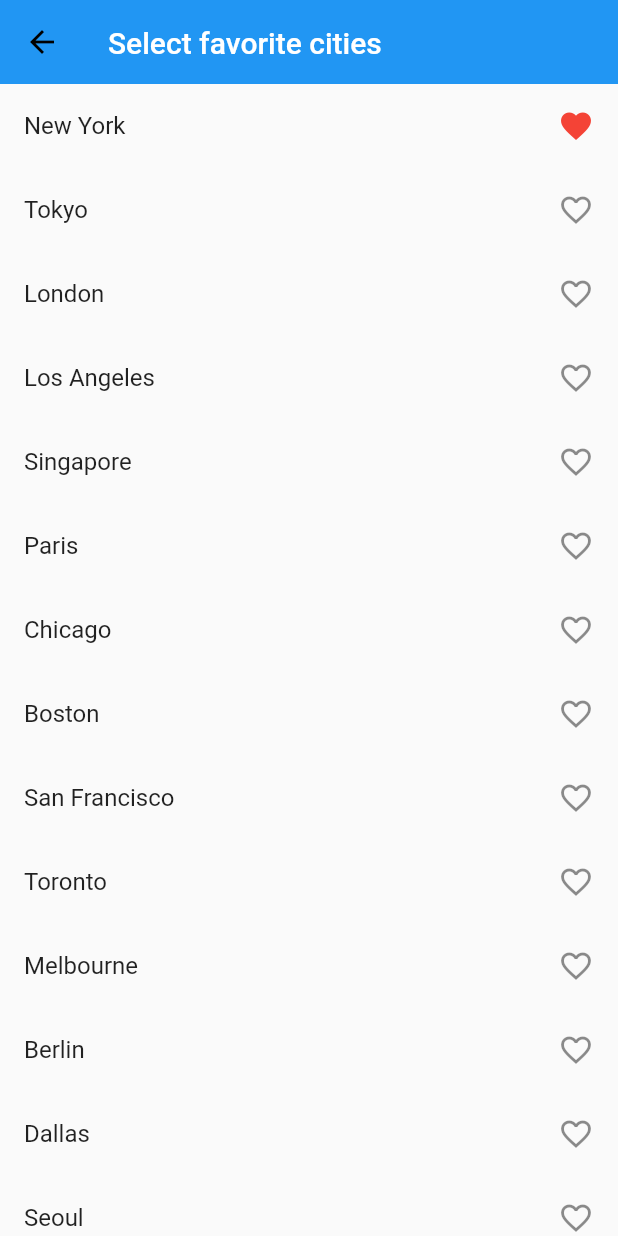
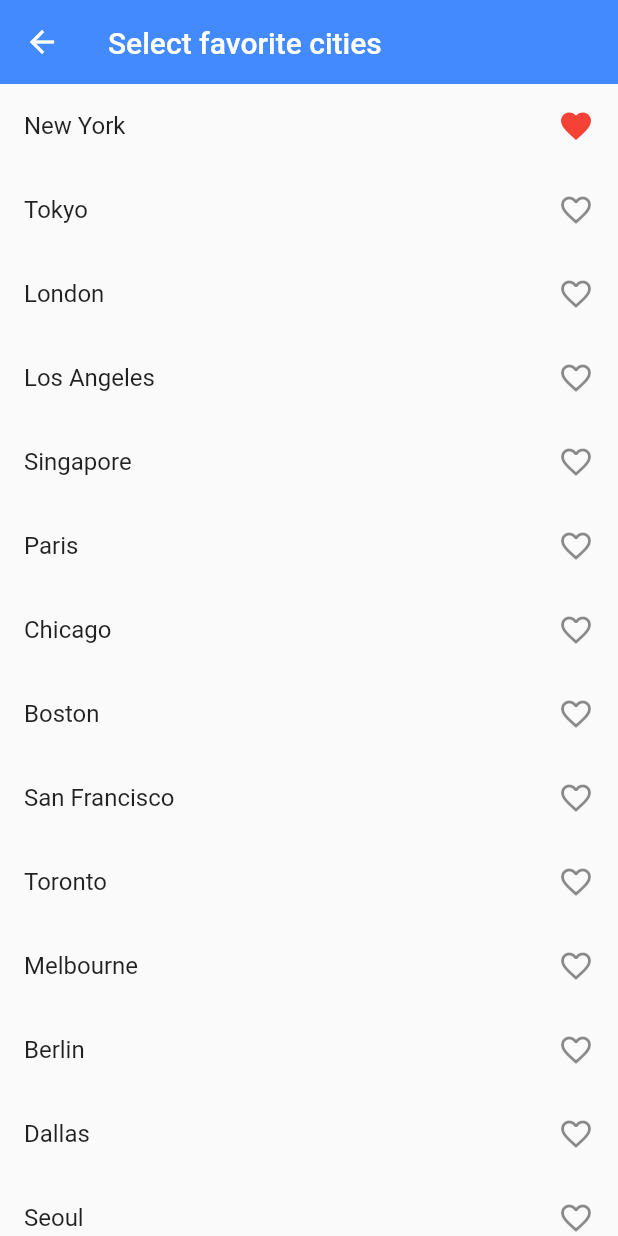
Before and after one commit to DavBot02/World-Clock, a Flutter app: the SetFavoriteLocations screen opened by its route, after a tap on "New York", on a phone screen of 412 x 824 dp. Run offline on Flutter 3.47's test engine with Material 2 defaults, Android fonts, the phone set to English and light mode, and no system bars; our stand-ins replace flutter_spinkit; network calls fail.

Commit message:
Second version patch 2

```diff
--- a/analysis_options.yaml
+++ b/analysis_options.yaml
@@ -23,8 +23,9 @@ linter:
   # `// ignore_for_file: name_of_lint` syntax on the line or in the file
   # producing the lint.
   rules:
-    # avoid_print: false  # Uncomment to disable the `avoid_print` rule
     prefer_single_quotes: true  # Uncomment to enable the `prefer_single_quotes` rule
+    require_trailing_commas: true
+    sort_constructors_first: true
 
 # Additional information about this file can be found at
 # https://dart.dev/guides/language/analysis-options
--- a/lib/main.dart
+++ b/lib/main.dart
@@ -1,20 +1,15 @@
 import 'package:flutter/material.dart';
 import 'package:provider/provider.dart';
-import 'routes/home.dart';
-import 'routes/set_favorite_locations.dart';
-import 'routes/route_names.dart';
-import 'utils/favorite_locations.dart';
+import './routes/home.dart';
+import './routes/set_favorite_locations.dart';
+import './routes/route_names.dart';
+import './utils/favorite_locations.dart';
 
 void main() => runApp(const MyApp());
 
-class MyApp extends StatefulWidget {
+class MyApp extends StatelessWidget {
   const MyApp({super.key});
 
-  @override
-  State<MyApp> createState() => _MyAppState();
-}
-
-class _MyAppState extends State<MyApp> {
   @override
   Widget build(BuildContext context) {
     return ChangeNotifierProvider(
@@ -26,7 +21,7 @@ class _MyAppState extends State<MyApp> {
             foregroundColor: Colors.black,
           ),
         ),
-        initialRoute: '/',
+        initialRoute: root,
         routes: {
           root: (context) => Home(),
           setFavoriteLocations: (context) => SetFavoriteLocations(),
--- a/lib/routes/home.dart
+++ b/lib/routes/home.dart
@@ -1,6 +1,6 @@
 import 'package:flutter/material.dart';
 import 'package:provider/provider.dart';
-import 'route_names.dart';
+import './route_names.dart';
 import '../utils/favorite_locations.dart';
 import '../views/location_card.dart';
 
--- a/lib/routes/set_favorite_locations.dart
+++ b/lib/routes/set_favorite_locations.dart
@@ -1,10 +1,7 @@
-import 'dart:convert';
 import 'package:flutter/material.dart';
-import 'package:one_app/utils/all_locations.dart';
-import 'package:one_app/utils/favorite_locations.dart';
-import 'package:one_app/utils/location_data.dart';
-import 'package:flutter/services.dart' show rootBundle;
 import 'package:provider/provider.dart';
+import '../utils/favorite_locations.dart';
+import '../utils/all_locations.dart';
 
 class SetFavoriteLocations extends StatefulWidget {
   const SetFavoriteLocations({super.key});
@@ -18,8 +15,8 @@ class _SetFavoriteLocationsState extends State<SetFavoriteLocations> {
   Widget build(BuildContext context) {
     return NotificationListener<ScrollNotification>(
       onNotification: (notification) {
-        if (notification.metrics.pixels ==
-                notification.metrics.maxScrollExtent &&
+        if (notification.metrics.pixels >
+                notification.metrics.maxScrollExtent + 100 &&
             mounted) {
           Navigator.popUntil(context, ModalRoute.withName('/'));
         }
@@ -30,7 +27,8 @@ class _SetFavoriteLocationsState extends State<SetFavoriteLocations> {
           slivers: [
             const SliverAppBar(
               floating: true,
-              backgroundColor: Colors.blue,
+              backgroundColor: Colors.blueAccent,
+              foregroundColor: Colors.white,
               flexibleSpace: FlexibleSpaceBar(
                 title: Text('Select favorite cities'),
               ),
@@ -52,7 +50,8 @@ class _SetFavoriteLocationsState extends State<SetFavoriteLocations> {
                         ),
                         onTap: () {
                           if (isFavorite) {
-                          favoriteLocations.removeLocation(allLocations[index]);
+                            favoriteLocations
+                                .removeLocation(allLocations[index]);
                           } else {
                             favoriteLocations.addLocation(allLocations[index]);
                           }
@@ -62,9 +61,10 @@ class _SetFavoriteLocationsState extends State<SetFavoriteLocations> {
                     childCount: allLocations.length,
                   ),
                 );
-            }))
+              }),
+            )
           ],
-          // physics: const BouncingScrollPhysics(),
+          physics: const BouncingScrollPhysics(),
         ),
       ),
     );
--- a/lib/utils/all_locations.dart
+++ b/lib/utils/all_locations.dart
@@ -1,4 +1,4 @@
-import 'package:one_app/utils/location_data.dart';
+import './location_data.dart';
 
 final allLocations = <LocationData>[
   LocationData(city: 'New York'),
--- a/lib/utils/favorite_locations.dart
+++ b/lib/utils/favorite_locations.dart
@@ -1,6 +1,6 @@
 import 'dart:collection';
 import 'package:flutter/material.dart';
-import 'location_data.dart';
+import './location_data.dart';
 
 class FavoriteLocations extends ChangeNotifier {
   final Set<LocationData> _currentLocations = {};
--- a/lib/utils/location_data.dart
+++ b/lib/utils/location_data.dart
@@ -2,14 +2,16 @@ import 'package:http/http.dart';
 import 'dart:convert';
 
 class ForecastData {
+  ForecastData({required this.max, required this.min, required this.date});
+
   double max;
   double min;
   DateTime date;
-
-  ForecastData({required this.max, required this.min, required this.date});
 }
 
 class LocationData {
+  LocationData({required this.city});
+
   String city;
   String? time;
   bool? isDayTime;
@@ -20,14 +22,19 @@ class LocationData {
   double? max;
   double? lon;
   double? lat;
+  double? no2Concentration;
+  DateTime lastUpdate = DateTime.now();
   List<ForecastData>? forecastData;
 
-  LocationData({required this.city});
+  Future<bool> fetchData() async {
+    lastUpdate = DateTime.now();
 
-  Future<bool> fetchData() async {
     String apikey = '4bff35345ac2e30031ea2f22b88d7ff6';
-    Response currentWeatherResponse = await get(Uri.parse(
-        'https://api.openweathermap.org/data/2.5/weather?q=$city&units=metric&appid=$apikey'));
+    Response currentWeatherResponse = await get(
+      Uri.parse(
+        'https://api.openweathermap.org/data/2.5/weather?q=$city&units=metric&appid=$apikey',
+      ),
+    );
     Map currentWeatherData = jsonDecode(currentWeatherResponse.body);
     String iconCode = currentWeatherData['weather'][0]['icon'];
 
@@ -39,26 +46,37 @@ class LocationData {
     lon = currentWeatherData['coord']['lon'].toDouble();
     lat = currentWeatherData['coord']['lat'].toDouble();
 
-    Response futureWeatherResponse = await get(Uri.parse(
-        'https://api.openweathermap.org/data/2.5/forecast?lat=$lat&lon=$lon&cnt=&units=metric&appid=$apikey'));
+    Response futureWeatherResponse = await get(
+      Uri.parse(
+        'https://api.openweathermap.org/data/2.5/forecast?lat=$lat&lon=$lon&cnt=&units=metric&appid=$apikey',
+      ),
+    );
     Map futureWeatherData = jsonDecode(futureWeatherResponse.body);
 
     forecastData = futureWeatherData['list'].map<ForecastData>((day) {
       return ForecastData(
-          max: day['main']['temp_max'].toDouble(),
-          min: day['main']['temp_min'].toDouble(),
-          date: DateTime.parse(day['dt_txt']));
+        max: day['main']['temp_max'].toDouble(),
+        min: day['main']['temp_min'].toDouble(),
+        date: DateTime.parse(day['dt_txt']),
+      );
     }).toList();
 
-    Response timeResponse = await get(Uri.parse(
-        'https://timeapi.io/api/Time/current/coordinate?latitude=$lat&longitude=$lon'));
+    Response timeResponse = await get(
+      Uri.parse(
+        'https://timeapi.io/api/Time/current/coordinate?latitude=$lat&longitude=$lon',
+      ),
+    );
     Map timeData = jsonDecode(timeResponse.body);
     time = timeData['time'];
     isDayTime = timeData['hour'] > 6 && timeData['hour'] < 20 ? true : false;
 
-    Response airQualityResponse = await get(Uri.parse(
-        'http://api.openweathermap.org/data/2.5/air_pollution?lat=$lat&lon=$lon&appid=$apikey'));
+    Response airQualityResponse = await get(
+      Uri.parse(
+        'http://api.openweathermap.org/data/2.5/air_pollution?lat=$lat&lon=$lon&appid=$apikey',
+      ),
+    );
     Map airQualityData = jsonDecode(airQualityResponse.body);
+    no2Concentration = airQualityData['list'][0]['components']['no'];
     return true;
   }
 }
--- a/lib/views/location_card.dart
+++ b/lib/views/location_card.dart
@@ -1,24 +1,37 @@
 import 'package:flutter/material.dart';
 import 'package:intl/intl.dart';
-import 'package:one_app/utils/location_data.dart';
 import 'package:flutter_spinkit/flutter_spinkit.dart';
+import '../utils/location_data.dart';
 
-class LocationCard extends StatefulWidget {
+class LocationCard extends StatelessWidget {
+  const LocationCard({
+    super.key,
+    required this.location,
+  });
+
   final LocationData location;
-  const LocationCard({super.key, required this.location});
 
-  @override
-  State<LocationCard> createState() => _CityCardState();
+  Future<bool> _fetchLocationData() {
+    return location.fetchData();
   }
 
-class _CityCardState extends State<LocationCard> {
-  Future<bool> _fetchLocationData() {
-    return widget.location.fetchData();
+  String _airQuality(double no2Concentration) {
+    if (no2Concentration > 400) {
+      return 'Very poor';
+    } else if (no2Concentration > 200) {
+      return 'Poor';
+    } else if (no2Concentration > 100) {
+      return 'Moderate';
+    } else if (no2Concentration > 50) {
+      return 'Fair';
+    } else {
+      return 'Good';
+    }
   }
 
   @override
   Widget build(BuildContext context) {
-    List<String> tabs = ['Forecast', 'Air pollution'];
+    List<String> tabs = ['Forecast', 'Air quality'];
     return FutureBuilder<bool>(
       future: _fetchLocationData(),
       builder: (context, snapshot) {
@@ -26,9 +39,11 @@ class _CityCardState extends State<LocationCard> {
           return Container(
             decoration: BoxDecoration(
               image: DecorationImage(
-                image: AssetImage((widget.location.isDayTime ?? true)
+                image: AssetImage(
+                  (location.isDayTime ?? true)
                       ? 'assets/day.jpg'
-                    : 'assets/night.jpg'),
+                      : 'assets/night.jpg',
+                ),
                 fit: BoxFit.cover,
               ),
             ),
@@ -45,7 +60,7 @@ class _CityCardState extends State<LocationCard> {
                             children: [
                               const SizedBox(height: 50.0),
                               Text(
-                                  '${widget.location.city} - ${widget.location.time ?? 'Loading'}',
+                                '${location.city} - ${location.time ?? 'Loading'}',
                                 style: const TextStyle(
                                   letterSpacing: 2.0,
                                   color: Colors.white,
@@ -53,21 +68,21 @@ class _CityCardState extends State<LocationCard> {
                               ),
                               const SizedBox(height: 20.0),
                               Text(
-                                  '${widget.location.temp.toString()}°C',
+                                '${location.temp.toString()}°C',
                                 style: const TextStyle(
                                   fontSize: 66.0,
                                   color: Colors.white,
                                 ),
                               ),
                               Text(
-                                  'MIN: ${widget.location.min} - MAX: ${widget.location.max}',
+                                'MIN: ${location.min} - MAX: ${location.max}',
                                 style: const TextStyle(
                                   color: Colors.white,
                                 ),
                               ),
-                                Image.network(widget.location.icon!),
+                              Image.network(location.icon!),
                               Text(
-                                  widget.location.weather!,
+                                location.weather!,
                                 style: const TextStyle(
                                   fontSize: 20.0,
                                   color: Colors.white,
@@ -88,27 +103,30 @@ class _CityCardState extends State<LocationCard> {
                       ),
                     ];
                   },
-                    body: TabBarView(children: [
+                  body: TabBarView(
+                    children: [
                       ListView.builder(
                         physics: const BouncingScrollPhysics(),
                         itemBuilder: (context, index) {
                           return Padding(
                             padding: const EdgeInsets.symmetric(
-                                  horizontal: 0.0, vertical: 10.0),
+                              horizontal: 0.0,
+                              vertical: 10.0,
+                            ),
                             child: Row(
                               mainAxisAlignment: MainAxisAlignment.center,
                               children: [
                                 Column(
                                   children: [
                                     Text(
-                                        widget.location.forecastData![index].max
+                                      location.forecastData![index].max
                                           .toString(),
-                                        style: const TextStyle(
-                                            color: Colors.white),
+                                      style:
+                                          const TextStyle(color: Colors.white),
                                     ),
                                     const SizedBox(height: 5.0),
                                     Text(
-                                        widget.location.forecastData![index].min
+                                      location.forecastData![index].min
                                           .toString(),
                                       style:
                                           const TextStyle(color: Colors.grey),
@@ -119,8 +137,9 @@ class _CityCardState extends State<LocationCard> {
                                 const SizedBox(width: 10.0),
                                 Text(
                                   DateFormat.jm()
-                                        .format(widget
-                                            .location.forecastData![index].date)
+                                      .format(
+                                        location.forecastData![index].date,
+                                      )
                                       .toString(),
                                   style: const TextStyle(color: Colors.grey),
                                 ),
@@ -128,11 +147,22 @@ class _CityCardState extends State<LocationCard> {
                             ),
                           );
                         },
-                          itemCount: widget.location.forecastData!.length),
-                      Text('Hola'),
-                    ]),
+                        itemCount: location.forecastData!.length,
                       ),
-                )),
+                      Center(
+                        child: Text(
+                          _airQuality(location.no2Concentration!),
+                          style: const TextStyle(
+                            fontSize: 30.0,
+                            color: Colors.white,
+                          ),
+                        ),
+                      ),
+                    ],
+                  ),
+                ),
+              ),
+            ),
           );
         } else if (snapshot.hasError) {
           return const Center(child: Text('An error has ocurred!'));
```
Lines whose indentation alone changed are shown as unchanged.
